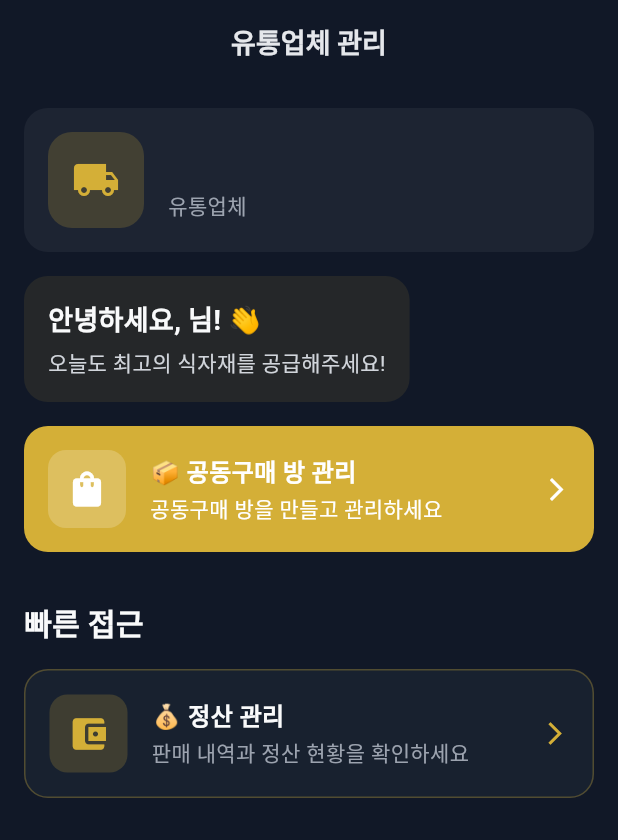
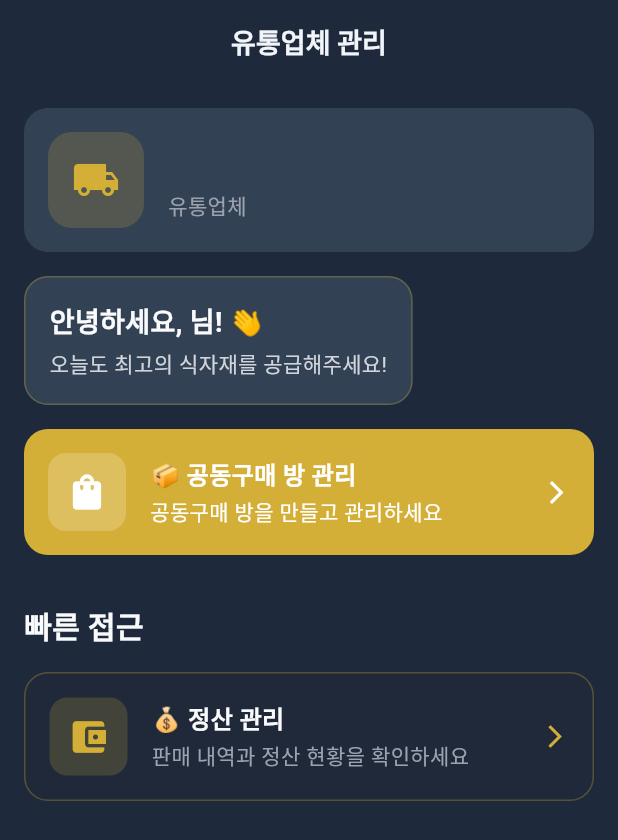
Before and after one commit to huisikkim/freshFlow, a Flutter app: the HomePage screen opened directly, on a phone screen of 412 x 824 dp. Shown: the top 840 px of the screen. Run offline on Flutter 3.47's test engine with Material 3 defaults, Android fonts, the phone set to English and light mode, and no system bars; our stand-ins replace dartz, equatable, shared_preferences, webview_flutter; missing offline and left inert: stomp_dart_client; accounts and stored records are empty; statements that could not run were skipped.

```diff
--- a/lib/main.dart
+++ b/lib/main.dart
@@ -8,6 +8,9 @@ void main() async {
   WidgetsFlutterBinding.ensureInitialized();
   await InjectionContainer.init();
   runApp(const MyApp());
+
+  // 스플래시 스크린 제거 (앱 초기화 완료 후)
+  // FlutterNativeSplash.remove();
 }
 
 class MyApp extends StatelessWidget {
--- a/lib/presentation/pages/home_page.dart
+++ b/lib/presentation/pages/home_page.dart
@@ -17,17 +17,17 @@ class HomePage extends StatelessWidget {
     final isDistributor = user?.userType == 'DISTRIBUTOR';
 
     return Scaffold(
-      backgroundColor: const Color(0xFF111827),
+      backgroundColor: const Color(0xFF1E293B), // 옅은 다크 블루그레이
       appBar: AppBar(
         title: Text(
           isStoreOwner ? '가게 관리' : '유통업체 관리',
           style: const TextStyle(
             fontSize: 18,
             fontWeight: FontWeight.w700,
-            color: Color(0xFFE5E7EB),
+            color: Color(0xFFF1F5F9),
           ),
         ),
-        backgroundColor: const Color(0xFF111827),
+        backgroundColor: const Color(0xFF1E293B),
         elevation: 0,
         automaticallyImplyLeading: false,
         centerTitle: true,
@@ -42,7 +42,7 @@ class HomePage extends StatelessWidget {
               Container(
                 padding: const EdgeInsets.all(16),
                 decoration: BoxDecoration(
-                  color: Colors.white.withOpacity(0.05),
+                  color: const Color(0xFF334155), // 옅은 다크 카드
                   borderRadius: BorderRadius.circular(16),
                 ),
                 child: Row(
@@ -93,8 +93,12 @@ class HomePage extends StatelessWidget {
               Container(
                 padding: const EdgeInsets.all(16),
                 decoration: BoxDecoration(
-                  color: const Color(0xFFD4AF37).withOpacity(0.1),
+                  color: const Color(0xFF334155), // 옅은 다크 카드
                   borderRadius: BorderRadius.circular(16),
+                  border: Border.all(
+                    color: const Color(0xFFD4AF37).withOpacity(0.3),
+                    width: 1,
+                  ),
                 ),
                 child: Column(
                   crossAxisAlignment: CrossAxisAlignment.start,
```
Also changed, not shown: pubspec.yaml (+14 -0 lines), pubspec.lock, 32 other files.
